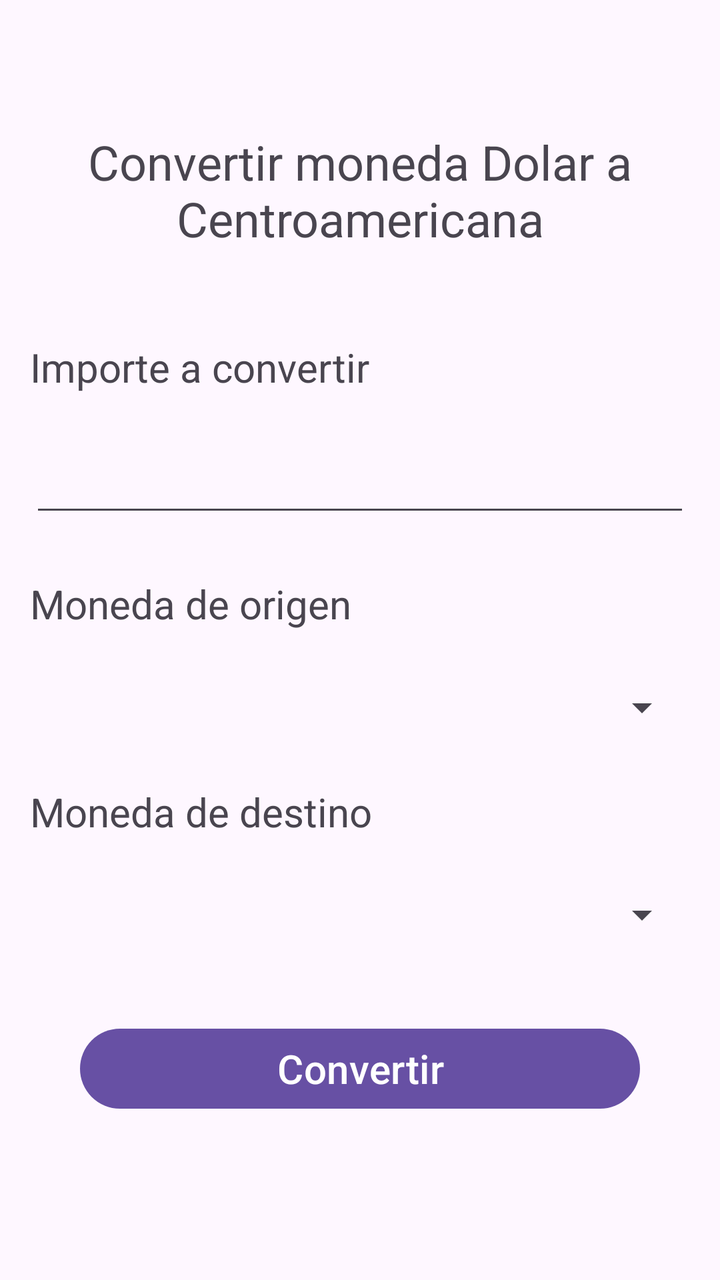
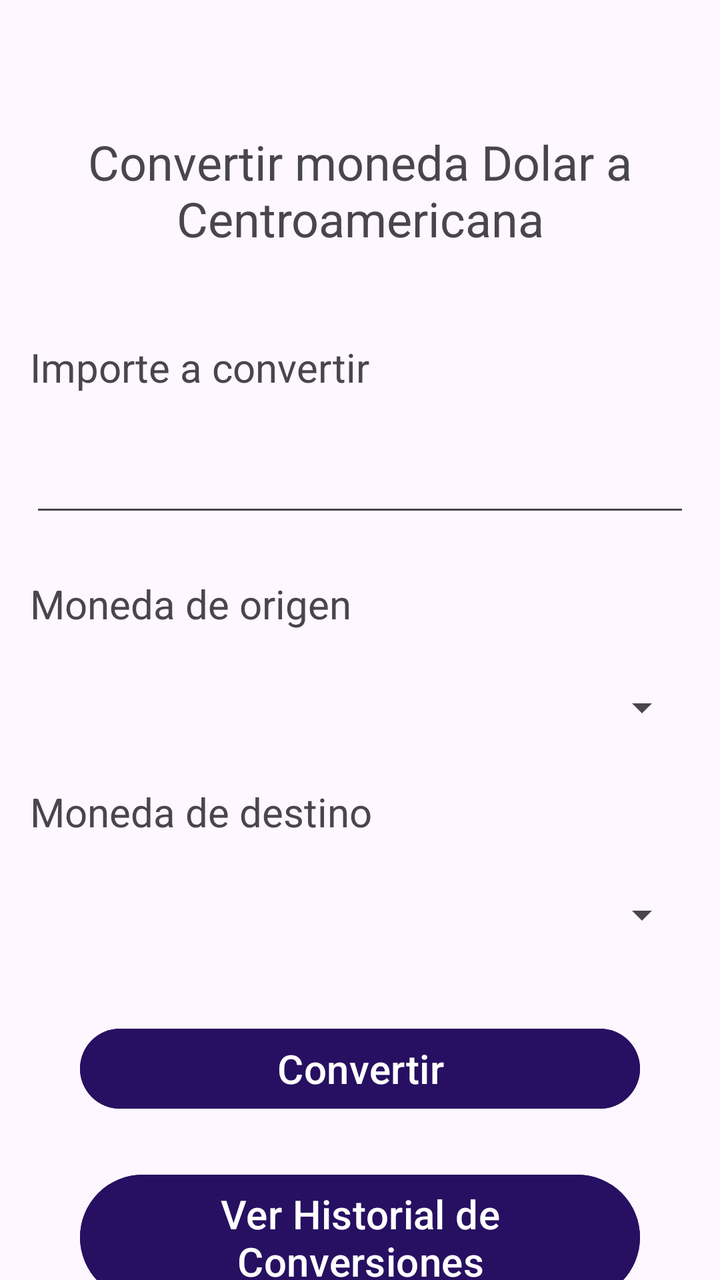

Compare the two renders of this Android layout. The source of the first and the diff that turns it into the second are given below.
<!-- AndroidManifest.xml: application theme Theme.ConversorDeMonedasGrupo2 -->
<!-- res/layout/activity_main.xml -->
<?xml version="1.0" encoding="utf-8"?>
<androidx.constraintlayout.widget.ConstraintLayout xmlns:android="http://schemas.android.com/apk/res/android"
    xmlns:app="http://schemas.android.com/apk/res-auto"
    xmlns:tools="http://schemas.android.com/tools"
    android:id="@+id/main"
    android:layout_width="match_parent"
    android:layout_height="match_parent"
    tools:context=".MainActivity">

    <TextView
        android:id="@+id/textView"
        android:layout_width="0dp"
        android:layout_height="78dp"
        android:layout_marginStart="15dp"
        android:layout_marginTop="56dp"
        android:layout_marginEnd="15dp"
        android:text="Convertir moneda Dolar a Centroamericana"
        android:textSize="24sp"
        android:gravity="center"
        app:layout_constraintEnd_toEndOf="parent"
        app:layout_constraintStart_toStartOf="parent"
        app:layout_constraintTop_toTopOf="parent" />

    <TextView
        android:id="@+id/textView8"
        android:layout_width="0dp"
        android:layout_height="wrap_content"
        android:layout_marginStart="15dp"
        android:layout_marginTop="36dp"
        android:layout_marginEnd="15dp"
        android:text="Importe a convertir"
        android:textSize="20sp"
        app:layout_constraintEnd_toEndOf="parent"
        app:layout_constraintHorizontal_bias="0.154"
        app:layout_constraintStart_toStartOf="parent"
        app:layout_constraintTop_toBottomOf="@+id/textView" />

    <EditText
        android:id="@+id/editTextNumberDecimal4"
        android:layout_width="0dp"
        android:layout_height="wrap_content"
        android:layout_marginStart="15dp"
        android:layout_marginTop="25dp"
        android:layout_marginEnd="15dp"
        android:ems="10"
        android:inputType="numberDecimal"
        app:layout_constraintEnd_toEndOf="parent"
        app:layout_constraintHorizontal_bias="0.14"
        app:layout_constraintStart_toStartOf="parent"
        app:layout_constraintTop_toBottomOf="@+id/textView8" />

    <TextView
        android:id="@+id/textView9"
        android:layout_width="0dp"
        android:layout_height="wrap_content"
        android:layout_marginStart="15dp"
        android:layout_marginTop="25dp"
        android:layout_marginEnd="15dp"
        android:text="Moneda de origen"
        android:textSize="20sp"
        app:layout_constraintEnd_toEndOf="parent"
        app:layout_constraintHorizontal_bias="0.109"
        app:layout_constraintStart_toStartOf="parent"
        app:layout_constraintTop_toBottomOf="@+id/editTextNumberDecimal4" />

    <Spinner
        android:id="@+id/spinner3"
        android:layout_width="0dp"
        android:layout_height="27dp"
        android:layout_marginStart="15dp"
        android:layout_marginTop="25dp"
        android:layout_marginEnd="15dp"
        app:layout_constraintEnd_toEndOf="parent"
        app:layout_constraintHorizontal_bias="0.116"
        app:layout_constraintStart_toStartOf="parent"
        app:layout_constraintTop_toBottomOf="@+id/textView9" />

    <TextView
        android:id="@+id/textView10"
        android:layout_width="0dp"
        android:layout_height="wrap_content"
        android:layout_marginStart="15dp"
        android:layout_marginTop="25dp"
        android:layout_marginEnd="15dp"
        android:text="Moneda de destino"
        android:textSize="20sp"
        app:layout_constraintEnd_toEndOf="parent"
        app:layout_constraintHorizontal_bias="0.114"
        app:layout_constraintStart_toStartOf="parent"
        app:layout_constraintTop_toBottomOf="@+id/spinner3" />

    <Spinner
        android:id="@+id/spinner4"
        android:layout_width="0dp"
        android:layout_height="26dp"
        android:layout_marginStart="15dp"
        android:layout_marginTop="25dp"
        android:layout_marginEnd="15dp"
        app:layout_constraintEnd_toEndOf="parent"
        app:layout_constraintHorizontal_bias="0.103"
        app:layout_constraintStart_toStartOf="parent"
        app:layout_constraintTop_toBottomOf="@+id/textView10" />

    <Button
        android:id="@+id/button2"
        android:layout_width="0dp"
        android:layout_height="wrap_content"
        android:layout_marginStart="40dp"
        android:layout_marginTop="40dp"
        android:layout_marginEnd="40dp"
        android:text="Convertir"
        android:textSize="20sp"
        app:layout_constraintEnd_toEndOf="parent"
        app:layout_constraintStart_toStartOf="parent"
        app:layout_constraintTop_toBottomOf="@+id/spinner4" />

</androidx.constraintlayout.widget.ConstraintLayout>
<!-- resources referenced by this layout -->
<resources>
  <style name="Theme.ConversorDeMonedasGrupo2" parent="Base.Theme.ConversorDeMonedasGrupo2" />
  <style name="Base.Theme.ConversorDeMonedasGrupo2" parent="Theme.Material3.DayNight.NoActionBar">
          
          
      </style>
</resources>

<!-- the commit's change to res/layout/activity_main.xml (unified diff, before → after) -->
@@ -36,7 +36,7 @@
         app:layout_constraintTop_toBottomOf="@+id/textView" />
 
     <EditText
-        android:id="@+id/editTextNumberDecimal4"
+        android:id="@+id/etImporte"
         android:layout_width="0dp"
         android:layout_height="wrap_content"
         android:layout_marginStart="15dp"
@@ -61,10 +61,10 @@
         app:layout_constraintEnd_toEndOf="parent"
         app:layout_constraintHorizontal_bias="0.109"
         app:layout_constraintStart_toStartOf="parent"
-        app:layout_constraintTop_toBottomOf="@+id/editTextNumberDecimal4" />
+        app:layout_constraintTop_toBottomOf="@+id/etImporte" />
 
     <Spinner
-        android:id="@+id/spinner3"
+        android:id="@+id/spOrigen"
         android:layout_width="0dp"
         android:layout_height="27dp"
         android:layout_marginStart="15dp"
@@ -87,10 +87,10 @@
         app:layout_constraintEnd_toEndOf="parent"
         app:layout_constraintHorizontal_bias="0.114"
         app:layout_constraintStart_toStartOf="parent"
-        app:layout_constraintTop_toBottomOf="@+id/spinner3" />
+        app:layout_constraintTop_toBottomOf="@+id/spOrigen" />
 
     <Spinner
-        android:id="@+id/spinner4"
+        android:id="@+id/spDestino"
         android:layout_width="0dp"
         android:layout_height="26dp"
         android:layout_marginStart="15dp"
@@ -102,16 +102,47 @@
         app:layout_constraintTop_toBottomOf="@+id/textView10" />
 
     <Button
-        android:id="@+id/button2"
+        android:id="@+id/btnConvertir"
         android:layout_width="0dp"
         android:layout_height="wrap_content"
         android:layout_marginStart="40dp"
         android:layout_marginTop="40dp"
         android:layout_marginEnd="40dp"
+        android:backgroundTint="#271061"
         android:text="Convertir"
         android:textSize="20sp"
         app:layout_constraintEnd_toEndOf="parent"
         app:layout_constraintStart_toStartOf="parent"
-        app:layout_constraintTop_toBottomOf="@+id/spinner4" />
+        app:layout_constraintTop_toBottomOf="@+id/spDestino" />
+
+
+    <Button
+        android:id="@+id/btnVerHistorial"
+        android:layout_width="match_parent"
+        android:layout_height="wrap_content"
+        android:layout_marginStart="40dp"
+        android:layout_marginTop="25dp"
+        android:layout_marginEnd="40dp"
+        android:backgroundTint="#271061"
+        android:text="Ver Historial de Conversiones"
+        android:textSize="20sp"
+        app:layout_constraintEnd_toEndOf="parent"
+        app:layout_constraintStart_toStartOf="parent"
+        app:layout_constraintTop_toBottomOf="@+id/btnConvertir" />
+
+    <TextView
+        android:id="@+id/tvResultado"
+        android:layout_width="0dp"
+        android:layout_height="wrap_content"
+        android:layout_marginStart="15dp"
+        android:layout_marginTop="25dp"
+        android:layout_marginEnd="15dp"
+        android:gravity="center"
+        android:textSize="24sp"
+        app:layout_constraintEnd_toEndOf="parent"
+        app:layout_constraintHorizontal_bias="0.0"
+        app:layout_constraintStart_toStartOf="parent"
+        app:layout_constraintTop_toBottomOf="@+id/btnVerHistorial" />
+
 
 </androidx.constraintlayout.widget.ConstraintLayout>
